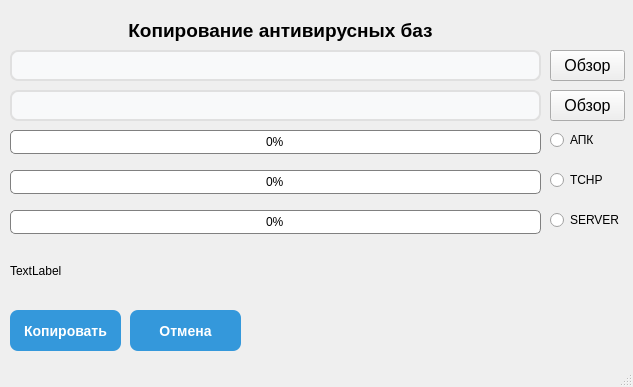
First picture: the form in mainwindow.ui, repository sunrst76/AntivirCopy, before the edit.
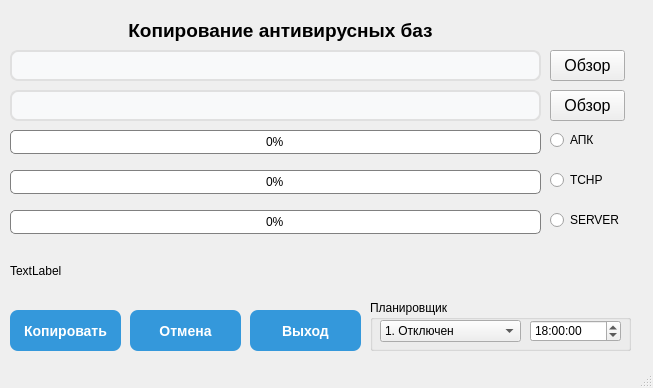
Second picture: the form after the edit.

Commit message: AntivirCopy ver 2.0 15.08.2026

```diff
--- a/mainwindow.ui
+++ b/mainwindow.ui
@@ -6,8 +6,8 @@
    <rect>
     <x>0</x>
     <y>0</y>
-    <width>633</width>
-    <height>387</height>
+    <width>653</width>
+    <height>388</height>
    </rect>
   </property>
   <property name="windowTitle">
@@ -342,6 +342,113 @@
      <bool>true</bool>
     </property>
    </widget>
+   <widget class="QGroupBox" name="groupBox_Planirovschik">
+    <property name="geometry">
+     <rect>
+      <x>370</x>
+      <y>300</y>
+      <width>261</width>
+      <height>51</height>
+     </rect>
+    </property>
+    <property name="title">
+     <string>Планировщик</string>
+    </property>
+    <widget class="QComboBox" name="comboScheduleMode">
+     <property name="geometry">
+      <rect>
+       <x>10</x>
+       <y>20</y>
+       <width>141</width>
+       <height>22</height>
+      </rect>
+     </property>
+     <item>
+      <property name="text">
+       <string>1. Отключен</string>
+      </property>
+     </item>
+     <item>
+      <property name="text">
+       <string>2. По интервалу</string>
+      </property>
+     </item>
+     <item>
+      <property name="text">
+       <string>3. В точное время</string>
+      </property>
+     </item>
+    </widget>
+    <widget class="QSpinBox" name="spinBoxInterval">
+     <property name="geometry">
+      <rect>
+       <x>160</x>
+       <y>20</y>
+       <width>91</width>
+       <height>22</height>
+      </rect>
+     </property>
+     <property name="minimum">
+      <number>1</number>
+     </property>
+     <property name="maximum">
+      <number>9995</number>
+     </property>
+    </widget>
+    <widget class="QTimeEdit" name="timeEditExact">
+     <property name="geometry">
+      <rect>
+       <x>160</x>
+       <y>20</y>
+       <width>91</width>
+       <height>22</height>
+      </rect>
+     </property>
+     <property name="time">
+      <time>
+       <hour>18</hour>
+       <minute>0</minute>
+       <second>0</second>
+      </time>
+     </property>
+    </widget>
+   </widget>
+   <widget class="QPushButton" name="btnExitApp">
+    <property name="geometry">
+     <rect>
+      <x>250</x>
+      <y>310</y>
+      <width>111</width>
+      <height>41</height>
+     </rect>
+    </property>
+    <property name="styleSheet">
+     <string notr="true">QPushButton {
+    background-color: #3498db;
+    color: white;
+    border-radius: 8px;
+    padding: 6px 12px;
+    font-weight: bold;
+    font-size: 14px;
+}
+
+QPushButton:hover {
+    background-color: #2980b9;
+}
+
+QPushButton:pressed {
+    background-color: #1f618d;
+    padding-top: 8px; /* эффект нажатия */
+}
+</string>
+    </property>
+    <property name="text">
+     <string>Выход</string>
+    </property>
+    <property name="checkable">
+     <bool>false</bool>
+    </property>
+   </widget>
   </widget>
   <widget class="QMenuBar" name="menubar">
    <property name="geometry">
```
Left out of the diff: 2 changed lines with no effect on the pictures. The commit also changes 2 other files.
